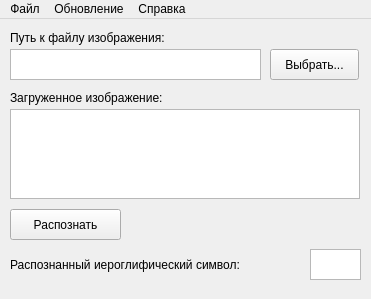
Old version of the form client/mainwindow.ui in the repository denis96z/iu7-project-neural-networks.
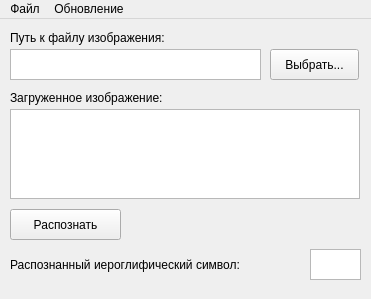
New version of the form.

The edit to the form file:
```diff
--- a/client/mainwindow.ui
+++ b/client/mainwindow.ui
@@ -10,6 +10,12 @@
     <height>299</height>
    </rect>
   </property>
+  <property name="sizePolicy">
+   <sizepolicy hsizetype="Fixed" vsizetype="Fixed">
+    <horstretch>0</horstretch>
+    <verstretch>0</verstretch>
+   </sizepolicy>
+  </property>
   <property name="windowTitle">
    <string>Распознавание ГРЗ ТС КНР</string>
   </property>
@@ -136,16 +142,8 @@
     </property>
     <addaction name="miCheckUpdate"/>
    </widget>
-   <widget class="QMenu" name="miHelp">
-    <property name="title">
-     <string>Справка</string>
-    </property>
-    <addaction name="miAbout"/>
-    <addaction name="miHowTo"/>
-   </widget>
    <addaction name="miFile"/>
    <addaction name="miUpdate"/>
-   <addaction name="miHelp"/>
   </widget>
   <action name="miOpen">
    <property name="text">
```
Left out of the diff: 5 changed lines with no effect on the pictures.
